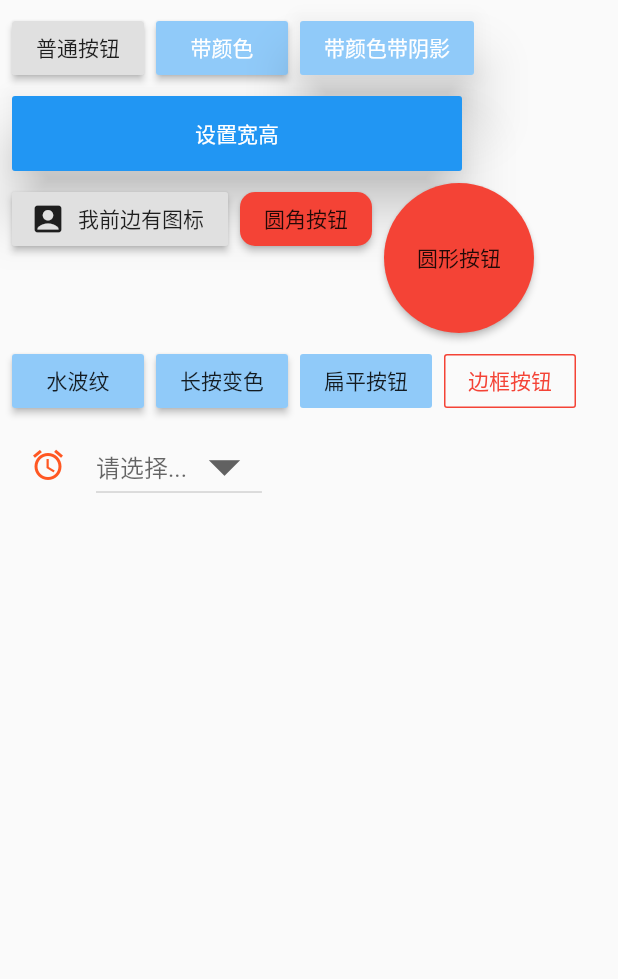
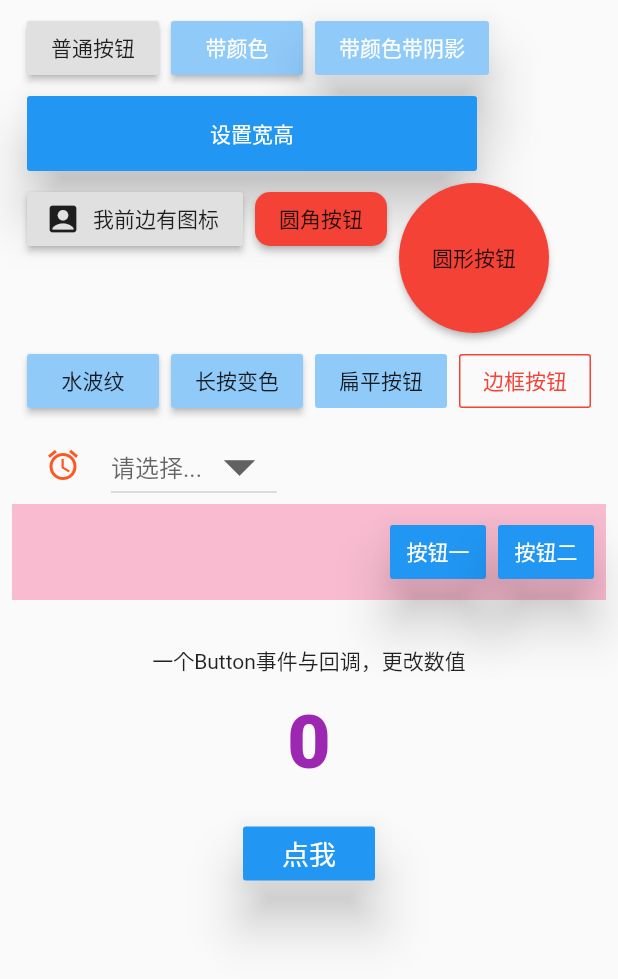
Before and after one commit to think-ing/flutter_demo, a Flutter app: the MyBody widget shown alone on an empty page, opened directly, on a phone screen of 412 x 824 dp. Shown: the top 979 px of the screen. Run offline on Flutter 3.47's test engine with Material 2 defaults, Android fonts, the phone set to English and light mode, and no system bars.

Commit message:
Flutter Button 组件

```diff
--- a/lib/button_a.dart
+++ b/lib/button_a.dart
@@ -7,16 +7,16 @@ class MyApp extends StatelessWidget {
     return MaterialApp(
       home: Scaffold(
         appBar: AppBar(title: Text('Flutter Button 组件'),),
-        //悬浮按钮
         floatingActionButton: FloatingActionButton(
           backgroundColor: Colors.red[500],
           child: Icon(Icons.add_comment),
           tooltip:'干啥',
           onPressed: () {print('我是Floating Action Button');},
         ),
-        //悬浮按钮 位置
         floatingActionButtonLocation: FloatingActionButtonLocation.centerFloat,
+
         body: MyBody(),
+
       ),
     );
   }
@@ -29,15 +29,15 @@ class MyBody extends StatefulWidget {
 
 class _MyBodyState extends State<MyBody> {
   var value;
+  int count = 0;
+
   @override
   Widget build(BuildContext context) {
     return Container(
       padding: EdgeInsets.all(8),
-      child: Stack(
+      child: Column(
         children: <Widget>[
-          Align(
-            alignment: Alignment(-1,-1),
-            child: Wrap(
+          Wrap(
             spacing: 8,
             runSpacing: 8,
             children: <Widget>[
@@ -172,10 +172,56 @@ class _MyBodyState extends State<MyBody> {
                     value = v;
                   });
                 },
-                )
+              ),
+            ],
+          ),
+
+
+          Container(
+            color: Colors.pink[100],
+            child: ButtonBar(
+              children: <Widget>[
+                RaisedButton(
+                  child: Text('按钮一'),
+                  onPressed: (){},
+                  textColor: Colors.white,
+                  color: Colors.blue,
+                  elevation: 15,
+                ),
+                RaisedButton(
+                  child: Text('按钮二'),
+                  onPressed: (){},
+                  textColor: Colors.white,
+                  color: Colors.blue,
+                  elevation: 15,
+                ),
               ],
             ),
           ),
+
+          Container(
+            alignment: Alignment.center,
+            child: Column(
+              children: <Widget>[
+                SizedBox(height: 30,),
+                Text("一个Button事件与回调，更改数值"),
+
+                SizedBox(height: 15,),
+                Text("$count",style: TextStyle(fontSize: 50,color: Colors.purple,fontWeight:FontWeight.w800)),
+                SizedBox(height: 20,),
+
+                RaisedButton(
+                  child: Text('点我',style: TextStyle(fontSize: 18),),
+                  onPressed: (){setState(() {
+                    count += 1;
+                  });},
+                  textColor: Colors.white,
+                  color: Colors.blue,
+                  elevation: 15,
+                ),
+              ],
+            ),
+          )
         ],
       ),
     );
```
Lines whose indentation alone changed are shown as unchanged.
